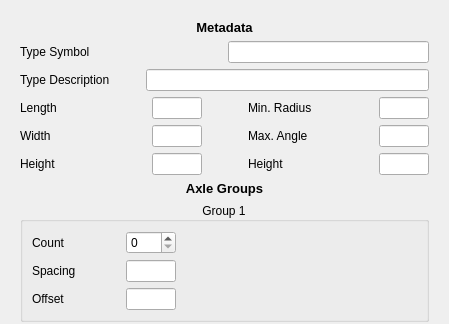
joelgraff/freecad.turns, file freecad/turns/resources/vehicle_template.ui: the form before one commit; both pictures show x 0 to 449 and y 0 to 324 of the 449 by 705 pixel window.
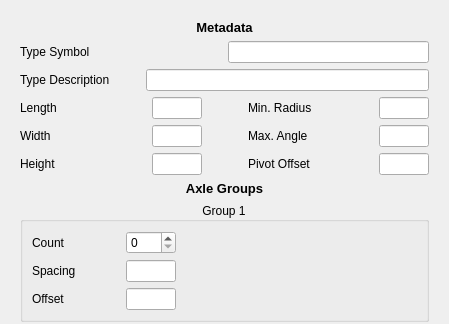
The form after the commit.

The edit to the form file:
```diff
--- a/freecad/turns/resources/vehicle_template.ui
+++ b/freecad/turns/resources/vehicle_template.ui
@@ -257,7 +257,7 @@
                 <item>
                  <widget class="QLabel" name="label_pivot">
                   <property name="text">
-                   <string>Height</string>
+                   <string>Pivot Offset</string>
                   </property>
                  </widget>
                 </item>
```
Left out of the diff: 4 changed lines with no effect on the pictures.
